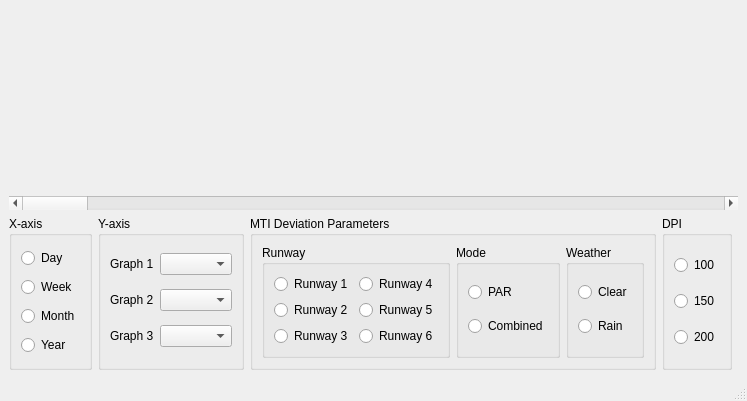
komministern/gca_analysis_tool, file resources/ui_graphwindow.ui: the form before one commit.
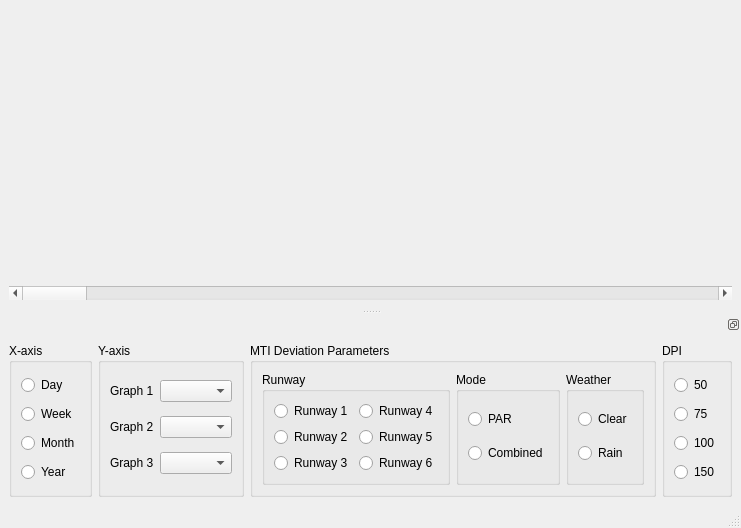
The form after the commit. Custom widgets are drawn as their Qt base class.

```diff
--- a/resources/ui_graphwindow.ui
+++ b/resources/ui_graphwindow.ui
@@ -6,8 +6,8 @@
    <rect>
     <x>0</x>
     <y>0</y>
-    <width>712</width>
-    <height>401</height>
+    <width>718</width>
+    <height>528</height>
    </rect>
   </property>
   <property name="minimumSize">
@@ -20,8 +20,8 @@
    <string>MainWindow</string>
   </property>
   <widget class="QWidget" name="centralwidget">
-   <layout class="QGridLayout" name="gridLayout_2">
-    <item row="0" column="0" colspan="5">
+   <layout class="QGridLayout" name="gridLayout_9">
+    <item row="0" column="0">
      <widget class="MyMplCanvasWidget" name="mplCanvasWidget" native="true">
       <property name="sizePolicy">
        <sizepolicy hsizetype="Expanding" vsizetype="Expanding">
@@ -31,7 +31,7 @@
       </property>
      </widget>
     </item>
-    <item row="1" column="0" colspan="5">
+    <item row="1" column="0">
      <widget class="QScrollBar" name="horizontalScrollBar">
       <property name="orientation">
        <enum>Qt::Horizontal</enum>
@@ -41,7 +41,54 @@
       </property>
      </widget>
     </item>
-    <item row="2" column="0">
+   </layout>
+  </widget>
+  <widget class="QMenuBar" name="menubar">
+   <property name="geometry">
+    <rect>
+     <x>0</x>
+     <y>0</y>
+     <width>718</width>
+     <height>25</height>
+    </rect>
+   </property>
+  </widget>
+  <widget class="QStatusBar" name="statusbar"/>
+  <widget class="QDockWidget" name="dockWidget">
+   <property name="sizePolicy">
+    <sizepolicy hsizetype="Preferred" vsizetype="Preferred">
+     <horstretch>0</horstretch>
+     <verstretch>0</verstretch>
+    </sizepolicy>
+   </property>
+   <property name="floating">
+    <bool>false</bool>
+   </property>
+   <property name="features">
+    <set>QDockWidget::DockWidgetFloatable</set>
+   </property>
+   <property name="allowedAreas">
+    <set>Qt::BottomDockWidgetArea</set>
+   </property>
+   <attribute name="dockWidgetArea">
+    <number>8</number>
+   </attribute>
+   <widget class="QWidget" name="dockWidgetContents_2">
+    <layout class="QGridLayout" name="gridLayout_2">
+     <item row="0" column="0">
+      <spacer name="horizontalSpacer_2">
+       <property name="orientation">
+        <enum>Qt::Horizontal</enum>
+       </property>
+       <property name="sizeHint" stdset="0">
+        <size>
+         <width>1</width>
+         <height>138</height>
+        </size>
+       </property>
+      </spacer>
+     </item>
+     <item row="0" column="1">
      <widget class="QGroupBox" name="groupBox_2">
       <property name="sizePolicy">
        <sizepolicy hsizetype="Preferred" vsizetype="Preferred">
@@ -53,13 +100,6 @@
        <string>X-axis</string>
       </property>
       <layout class="QGridLayout" name="gridLayout">
-       <item row="0" column="0">
-        <widget class="QRadioButton" name="radioButton_X_Day">
-         <property name="text">
-          <string>Day</string>
-         </property>
-        </widget>
-       </item>
        <item row="1" column="0">
         <widget class="QRadioButton" name="radioButton_X_Week">
          <property name="text">
@@ -67,10 +107,10 @@
          </property>
         </widget>
        </item>
-       <item row="2" column="0">
-        <widget class="QRadioButton" name="radioButton_X_Month">
+        <item row="0" column="0">
+         <widget class="QRadioButton" name="radioButton_X_Day">
          <property name="text">
-          <string>Month</string>
+           <string>Day</string>
          </property>
         </widget>
        </item>
@@ -81,13 +121,20 @@
          </property>
         </widget>
        </item>
+        <item row="2" column="0">
+         <widget class="QRadioButton" name="radioButton_X_Month">
+          <property name="text">
+           <string>Month</string>
+          </property>
+         </widget>
+        </item>
       </layout>
      </widget>
     </item>
-    <item row="2" column="1">
+     <item row="0" column="2">
      <widget class="QGroupBox" name="groupBox_4">
       <property name="sizePolicy">
-       <sizepolicy hsizetype="Preferred" vsizetype="Preferred">
+        <sizepolicy hsizetype="Fixed" vsizetype="Preferred">
         <horstretch>0</horstretch>
         <verstretch>0</verstretch>
        </sizepolicy>
@@ -104,7 +151,17 @@
         </widget>
        </item>
        <item row="0" column="1">
-        <widget class="QComboBox" name="comboBox_Y_Subplot_1"/>
+         <widget class="QComboBox" name="comboBox_Y_Subplot_1">
+          <property name="sizePolicy">
+           <sizepolicy hsizetype="Preferred" vsizetype="Fixed">
+            <horstretch>0</horstretch>
+            <verstretch>0</verstretch>
+           </sizepolicy>
+          </property>
+          <property name="sizeAdjustPolicy">
+           <enum>QComboBox::AdjustToContents</enum>
+          </property>
+         </widget>
        </item>
        <item row="1" column="0">
         <widget class="QLabel" name="label_4">
@@ -114,7 +171,14 @@
         </widget>
        </item>
        <item row="1" column="1">
-        <widget class="QComboBox" name="comboBox_Y_Subplot_2"/>
+         <widget class="QComboBox" name="comboBox_Y_Subplot_2">
+          <property name="sizePolicy">
+           <sizepolicy hsizetype="Preferred" vsizetype="Fixed">
+            <horstretch>0</horstretch>
+            <verstretch>0</verstretch>
+           </sizepolicy>
+          </property>
+         </widget>
        </item>
        <item row="2" column="0">
         <widget class="QLabel" name="label_5">
@@ -124,13 +188,26 @@
         </widget>
        </item>
        <item row="2" column="1">
-        <widget class="QComboBox" name="comboBox_Y_Subplot_3"/>
+         <widget class="QComboBox" name="comboBox_Y_Subplot_3">
+          <property name="sizePolicy">
+           <sizepolicy hsizetype="Preferred" vsizetype="Fixed">
+            <horstretch>0</horstretch>
+            <verstretch>0</verstretch>
+           </sizepolicy>
+          </property>
+         </widget>
        </item>
       </layout>
      </widget>
     </item>
-    <item row="2" column="2">
+     <item row="0" column="3">
      <widget class="QGroupBox" name="groupBox_Deviation_Parameters">
+       <property name="sizePolicy">
+        <sizepolicy hsizetype="Preferred" vsizetype="Fixed">
+         <horstretch>0</horstretch>
+         <verstretch>0</verstretch>
+        </sizepolicy>
+       </property>
       <property name="title">
        <string>MTI Deviation Parameters</string>
       </property>
@@ -247,62 +324,59 @@
       </layout>
      </widget>
     </item>
-    <item row="2" column="3">
+     <item row="0" column="4">
      <widget class="QGroupBox" name="groupBox_3">
       <property name="title">
        <string>DPI</string>
       </property>
       <layout class="QGridLayout" name="gridLayout_8">
        <item row="0" column="0">
+         <widget class="QRadioButton" name="radioButton_DPI50">
+          <property name="text">
+           <string>50</string>
+          </property>
+         </widget>
+        </item>
+        <item row="1" column="0">
+         <widget class="QRadioButton" name="radioButton_DPI75">
+          <property name="text">
+           <string>75</string>
+          </property>
+         </widget>
+        </item>
+        <item row="2" column="0">
         <widget class="QRadioButton" name="radioButton_DPI100">
          <property name="text">
           <string>100</string>
          </property>
         </widget>
        </item>
-       <item row="1" column="0">
+        <item row="3" column="0">
         <widget class="QRadioButton" name="radioButton_DPI150">
          <property name="text">
           <string>150</string>
          </property>
         </widget>
        </item>
-       <item row="2" column="0">
-        <widget class="QRadioButton" name="radioButton_DPI200">
-         <property name="text">
-          <string>200</string>
-         </property>
-        </widget>
-       </item>
       </layout>
      </widget>
     </item>
-    <item row="2" column="4">
-     <spacer name="horizontalSpacer">
+     <item row="0" column="5">
+      <spacer name="horizontalSpacer_3">
       <property name="orientation">
        <enum>Qt::Horizontal</enum>
       </property>
       <property name="sizeHint" stdset="0">
        <size>
-        <width>575</width>
-        <height>20</height>
+         <width>1</width>
+         <height>138</height>
        </size>
       </property>
      </spacer>
     </item>
    </layout>
   </widget>
-  <widget class="QMenuBar" name="menubar">
-   <property name="geometry">
-    <rect>
-     <x>0</x>
-     <y>0</y>
-     <width>712</width>
-     <height>25</height>
-    </rect>
-   </property>
   </widget>
-  <widget class="QStatusBar" name="statusbar"/>
  </widget>
  <customwidgets>
   <customwidget>
```
Lines whose indentation alone changed are shown as unchanged.
